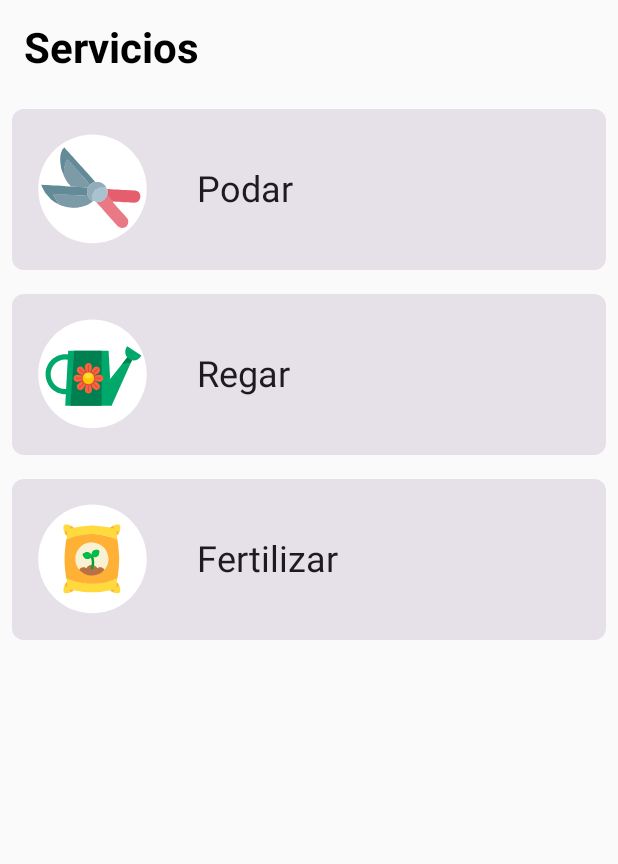
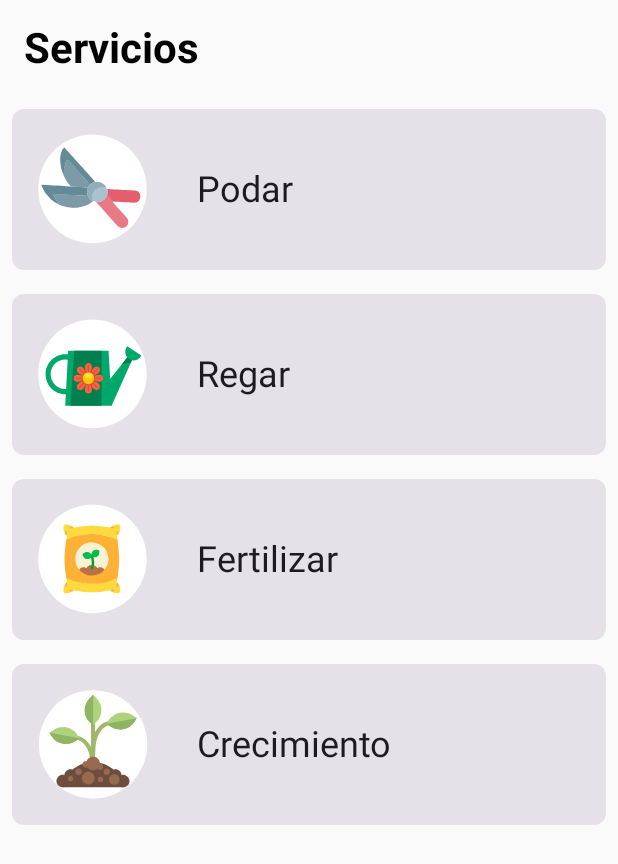
Before and after one commit to patyjs/Jetpack_UI_Adoptree, an Android app built with Jetpack Compose: the ServiciosActivity screen opened directly, with no data from a screen before it, on a phone screen of 412 x 824 dp. Shown: the top 864 px of the screen. Run offline under Robolectric (Android 15) with nearby library versions, the light colour scheme and no system bars.

Commit message:
se agrego un elemento y una imagen para ese elemento, que es crecimiento

```diff
--- a/app/src/main/java/com/example/myapp/ServiciosActivity.kt
+++ b/app/src/main/java/com/example/myapp/ServiciosActivity.kt
@@ -154,7 +154,9 @@ fun Greeting5(modifier: Modifier = Modifier) {
     val misArboles: List<TipoServiciosModel> = listOf(
         TipoServiciosModel("Podar", R.drawable.pod),
         TipoServiciosModel("Regar", R.drawable.ri),
-        TipoServiciosModel("Fertilizar", R.drawable.fertilizante)
+        TipoServiciosModel("Fertilizar", R.drawable.fertilizante),
+        TipoServiciosModel("Crecimiento", R.drawable.crecimiento)
+
     )
 
     var showDialog by remember { mutableStateOf(false) }
--- /dev/null
+++ b/app/src/main/res/drawable/crecimiento.xml
@@ -0,0 +1,78 @@
+<vector xmlns:android="http://schemas.android.com/apk/res/android"
+    android:width="600dp"
+    android:height="600dp"
+    android:viewportWidth="600"
+    android:viewportHeight="600">
+  <path
+      android:pathData="M303.1,300m-287.7,0a287.7,287.7 0,1 1,575.4 0a287.7,287.7 0,1 1,-575.4 0"
+      android:fillColor="#FFFFFF"/>
+  <path
+      android:pathData="M292,151.4h22v279.7h-22z"
+      android:fillColor="#9EB76C"/>
+  <path
+      android:pathData="M314,350.3h-22c0,-169.6 96,-174.4 100.1,-174.5l0.6,21.7C389.6,197.7 314,203 314,350.3z"
+      android:fillColor="#9EB76C"/>
+  <path
+      android:pathData="M314,427.6h-22c0,-147.4 -75.6,-152.6 -78.8,-152.8l0.7,-21.7C218,253.3 314,258 314,427.6z"
+      android:fillColor="#9EB76C"/>
+  <path
+      android:pathData="M91.4,223.7c41.3,-28.3 97.9,-18.1 126.5,22.7l14.5,20.7l-20.9,14.3c-41.3,28.3 -97.9,18.1 -126.5,-22.7l-14.5,-20.7L91.4,223.7z"
+      android:fillColor="#AED37D"/>
+  <path
+      android:pathData="M514.6,146.4c-41.3,-28.3 -97.9,-18.1 -126.5,22.7l-14.5,20.7l20.9,14.3c41.3,28.3 97.9,18.1 126.5,-22.7l14.5,-20.7L514.6,146.4z"
+      android:fillColor="#AED37D"/>
+  <path
+      android:pathData="M285.4,53.9c-35.7,34.9 -36.1,91.7 -0.8,127l17.9,17.9l18.1,-17.7c35.7,-34.9 36.1,-91.7 0.8,-127l-17.9,-17.9L285.4,53.9z"
+      android:fillColor="#AED37D"/>
+  <path
+      android:pathData="M303,393L303,393c-74.2,0 -138.9,49.8 -157.1,120.8l-3.3,12.9h320.8l-3.3,-12.9C441.9,442.7 377.2,393 303,393z"
+      android:fillColor="#6D4E3D"/>
+  <path
+      android:pathData="M430.2,493.9a33.2,32.8 0,1 0,66.4 0a33.2,32.8 0,1 0,-66.4 0z"
+      android:fillColor="#6D4E3D"/>
+  <path
+      android:pathData="M388.1,463.9a33.2,32.8 0,1 0,66.4 0a33.2,32.8 0,1 0,-66.4 0z"
+      android:fillColor="#6D4E3D"/>
+  <path
+      android:pathData="M108.4,493.9a33.2,32.8 0,1 0,66.4 0a33.2,32.8 0,1 0,-66.4 0z"
+      android:fillColor="#6D4E3D"/>
+  <path
+      android:pathData="M150.5,464a33.2,32.8 0,1 0,66.4 0a33.2,32.8 0,1 0,-66.4 0z"
+      android:fillColor="#6D4E3D"/>
+  <path
+      android:pathData="M211.5,281.4l20.9,-14.3l-161.9,-29L85,258.8C113.6,299.5 170.2,309.7 211.5,281.4z"
+      android:fillColor="#8FB564"/>
+  <path
+      android:pathData="M284.6,180.9l17.9,17.9l1,-1V36.2l-18.1,17.7C249.7,88.7 249.3,145.6 284.6,180.9z"
+      android:fillColor="#8FB564"/>
+  <path
+      android:pathData="M521,181.4l14.5,-20.7l-161.9,29l20.9,14.3C435.8,232.4 492.4,222.2 521,181.4z"
+      android:fillColor="#8FB564"/>
+  <path
+      android:pathData="M266.3,400.9a36.7,36.2 0,1 0,73.4 0a36.7,36.2 0,1 0,-73.4 0z"
+      android:fillColor="#996A52"/>
+  <path
+      android:pathData="M246.5,405.5a17.1,16.9 0,1 0,34.2 0a17.1,16.9 0,1 0,-34.2 0z"
+      android:fillColor="#996A52"/>
+  <path
+      android:pathData="M322.6,417.8a17.1,16.9 0,1 0,34.2 0a17.1,16.9 0,1 0,-34.2 0z"
+      android:fillColor="#996A52"/>
+  <path
+      android:pathData="M243.3,444.5c0,9.3 -7.7,16.9 -17.1,16.9c-9.5,0 -17.1,-7.6 -17.1,-16.9c0,-9.3 7.7,-16.9 17.1,-16.9C235.7,427.6 243.3,435.2 243.3,444.5z"
+      android:fillColor="#996A52"/>
+  <path
+      android:pathData="M392.7,444.5c0,9.3 -7.7,16.9 -17.1,16.9c-9.5,0 -17.1,-7.6 -17.1,-16.9c0,-9.3 7.7,-16.9 17.1,-16.9C385,427.6 392.7,435.2 392.7,444.5z"
+      android:fillColor="#996A52"/>
+  <path
+      android:pathData="M443.8,485.2c0,15.3 -12.6,27.8 -28.1,27.8c-15.5,0 -28.1,-12.4 -28.1,-27.8s12.6,-27.8 28.1,-27.8C431.2,457.4 443.8,469.8 443.8,485.2z"
+      android:fillColor="#996A52"/>
+  <path
+      android:pathData="M243.3,478.2a34.1,33.7 0,1 0,68.2 0a34.1,33.7 0,1 0,-68.2 0z"
+      android:fillColor="#996A52"/>
+  <path
+      android:pathData="M198.4,482.3c0,8 -6.6,14.5 -14.7,14.5c-8.1,0 -14.7,-6.5 -14.7,-14.5s6.6,-14.5 14.7,-14.5C191.8,467.7 198.4,474.2 198.4,482.3z"
+      android:fillColor="#996A52"/>
+  <path
+      android:pathData="M357.1,485.2c0,8 -6.6,14.5 -14.7,14.5c-8.1,0 -14.7,-6.5 -14.7,-14.5s6.6,-14.5 14.7,-14.5C350.5,470.6 357.1,477.1 357.1,485.2z"
+      android:fillColor="#996A52"/>
+</vector>
```
